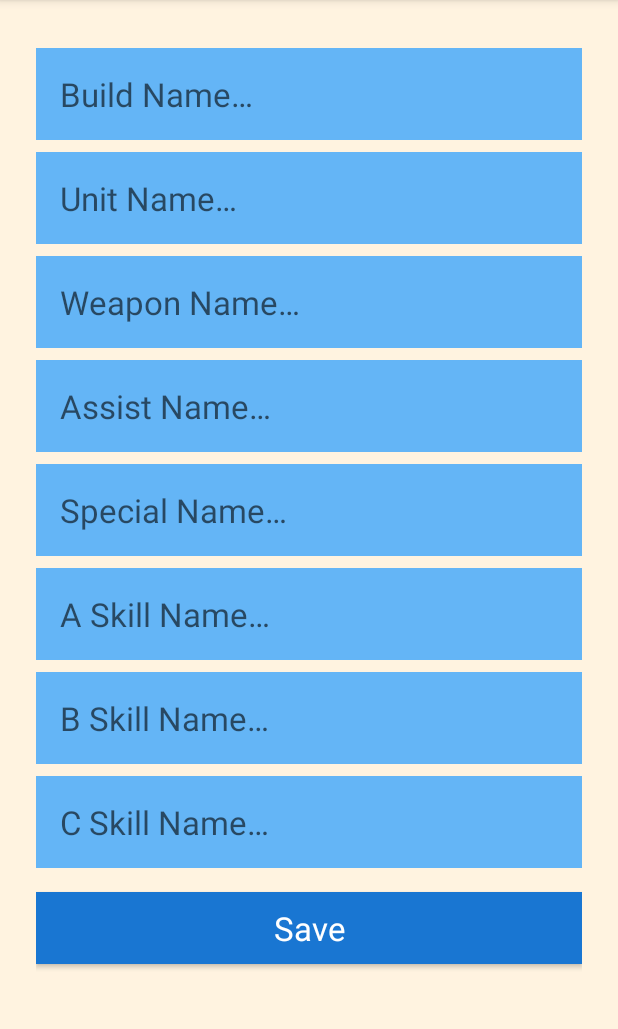
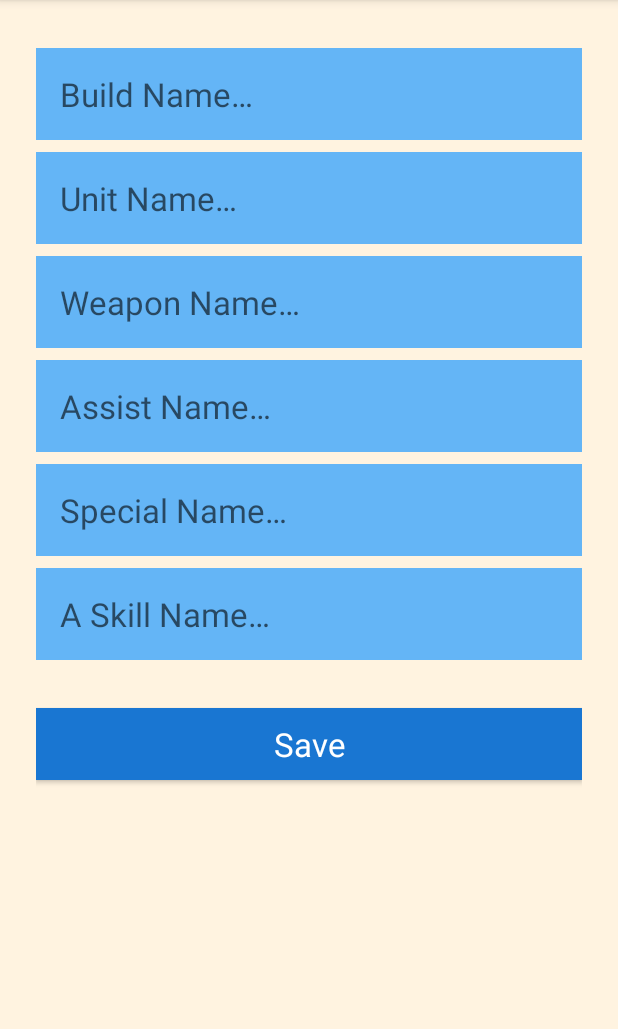
Before and after one commit to tehvedo/fehunitbuilder, an Android app: the NewBuildActivity screen opened directly, with no data from a screen before it, on a phone screen of 412 x 824 dp, the part 84-1113 px from its top. Run offline under Robolectric (Android 15) with nearby library versions, the phone set to English and light mode, and no system bars.

Commit message:
More work on additional fields
Currently busted:
save button doesn't do anything when clicked when on new build screen, only seems to do stuff when looking at existing build

Also when saving changes to an existing build it wipes the data on it and appends it to the end of the recyclerview with the build name CSkill

```diff
--- a/FehUnitBuilder/app/src/main/java/com/android/example/fehunitbuilder/BuildRoomDatabase.java
+++ b/FehUnitBuilder/app/src/main/java/com/android/example/fehunitbuilder/BuildRoomDatabase.java
@@ -75,6 +75,9 @@ public abstract class BuildRoomDatabase extends RoomDatabase {
         @Override
         protected Void doInBackground(final Void... params) {
             // If we have no builds, then create the initial list of builds.
+            Build test = new Build(13, "Test");
+            test.setUnit("Dimwit");
+            mDao.insert(test);
             if (mDao.getAnyBuild().length < 1) {
                 for (int i = 0; i <= builds.length - 1; i++) {
                     Build build = new Build(i, builds[i]);
--- a/FehUnitBuilder/app/src/main/res/layout/activity_new_build.xml
+++ b/FehUnitBuilder/app/src/main/res/layout/activity_new_build.xml
@@ -63,7 +63,7 @@
         android:id="@+id/edit_b_skill"
         style="@style/text_view_style"
         android:layout_width="match_parent"
-        android:layout_height="wrap_content"
+        android:layout_height="0dp"
         android:hint="@string/hint_b_skill"
         android:inputType="textAutoComplete"
         android:autofillHints="B Skill Name" />
@@ -72,7 +72,7 @@
         android:id="@+id/edit_c_skill"
         style="@style/text_view_style"
         android:layout_width="match_parent"
-        android:layout_height="wrap_content"
+        android:layout_height="0dp"
         android:hint="@string/hint_c_skill"
         android:inputType="textAutoComplete"
         android:autofillHints="C Skill Name" />
```
Also changed, not shown: FehUnitBuilder/app/src/main/java/com/android/example/fehunitbuilder/NewBuildActivity.java (+5 -3 lines).
